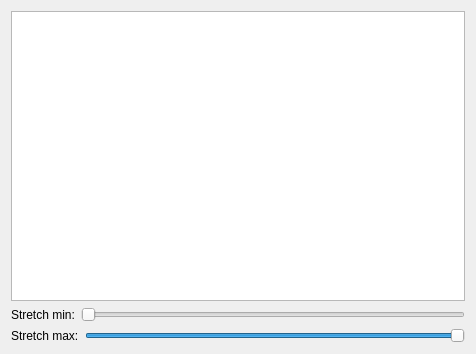
First picture: the form in src/HistogramWindow.ui, repository MCInversion/ImageProcessingSTU, before the edit.
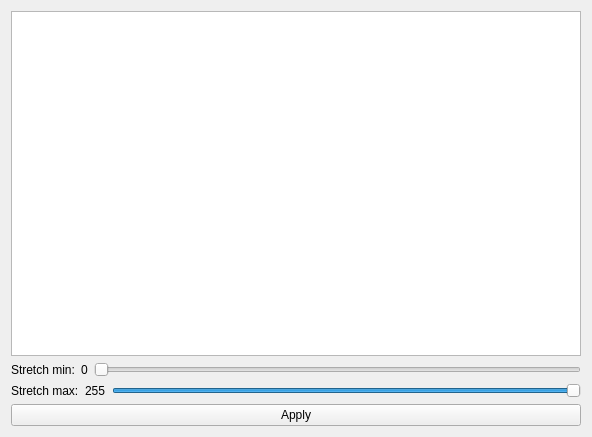
Second picture: the form after the edit.

```diff
--- a/src/HistogramWindow.ui
+++ b/src/HistogramWindow.ui
@@ -6,17 +6,14 @@
    <rect>
     <x>0</x>
     <y>0</y>
-    <width>476</width>
-    <height>354</height>
+    <width>592</width>
+    <height>437</height>
    </rect>
   </property>
   <property name="windowTitle">
    <string>Histogram</string>
   </property>
   <layout class="QGridLayout" name="gridLayout">
-   <item row="0" column="0">
-    <widget class="QGraphicsView" name="graphicsView"/>
-   </item>
    <item row="1" column="0">
     <layout class="QHBoxLayout" name="horizontalLayout">
      <item>
@@ -27,7 +24,14 @@
       </widget>
      </item>
      <item>
-      <widget class="QSlider" name="horizontalSlider">
+      <widget class="QLabel" name="minLabel">
+       <property name="text">
+        <string>0</string>
+       </property>
+      </widget>
+     </item>
+     <item>
+      <widget class="QSlider" name="minSlider">
        <property name="maximum">
         <number>255</number>
        </property>
@@ -38,6 +42,9 @@
      </item>
     </layout>
    </item>
+   <item row="0" column="0">
+    <widget class="QGraphicsView" name="histogramView"/>
+   </item>
    <item row="2" column="0">
     <layout class="QHBoxLayout" name="horizontalLayout_2">
      <item>
@@ -48,7 +55,14 @@
       </widget>
      </item>
      <item>
-      <widget class="QSlider" name="horizontalSlider_2">
+      <widget class="QLabel" name="maxLabel">
+       <property name="text">
+        <string>255</string>
+       </property>
+      </widget>
+     </item>
+     <item>
+      <widget class="QSlider" name="maxSlider">
        <property name="maximum">
         <number>255</number>
        </property>
@@ -62,6 +76,13 @@
      </item>
     </layout>
    </item>
+   <item row="3" column="0">
+    <widget class="QPushButton" name="applyButton">
+     <property name="text">
+      <string>Apply</string>
+     </property>
+    </widget>
+   </item>
   </layout>
  </widget>
  <resources/>
```
Left out of the diff: 59 changed lines with no effect on the pictures.
